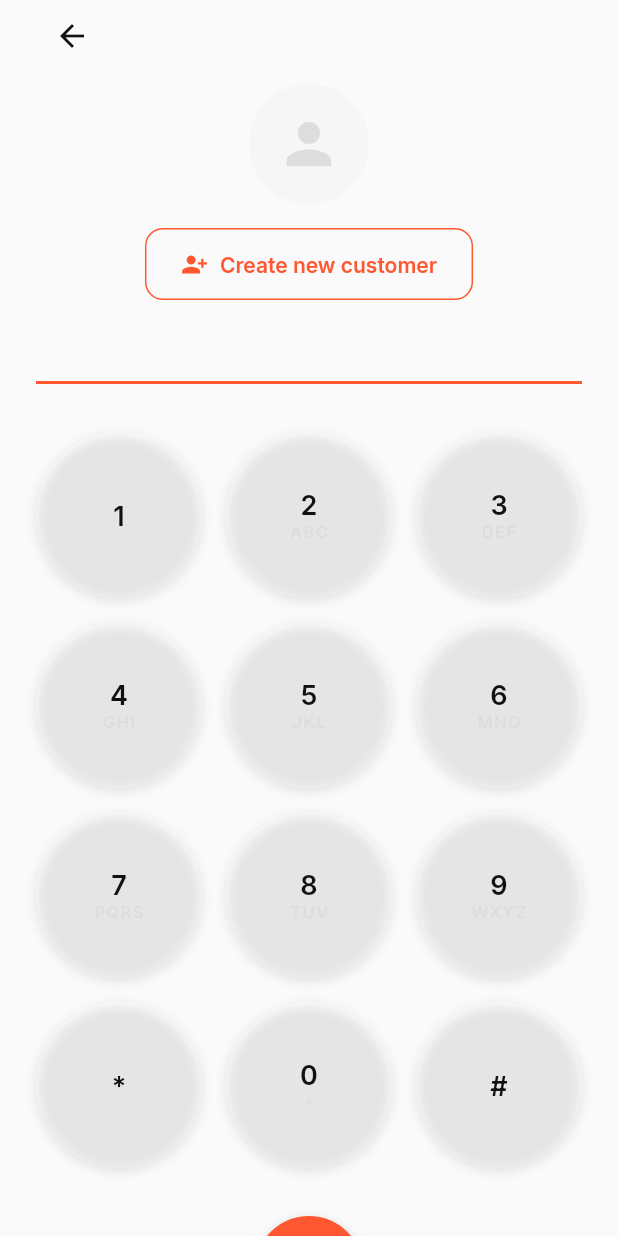
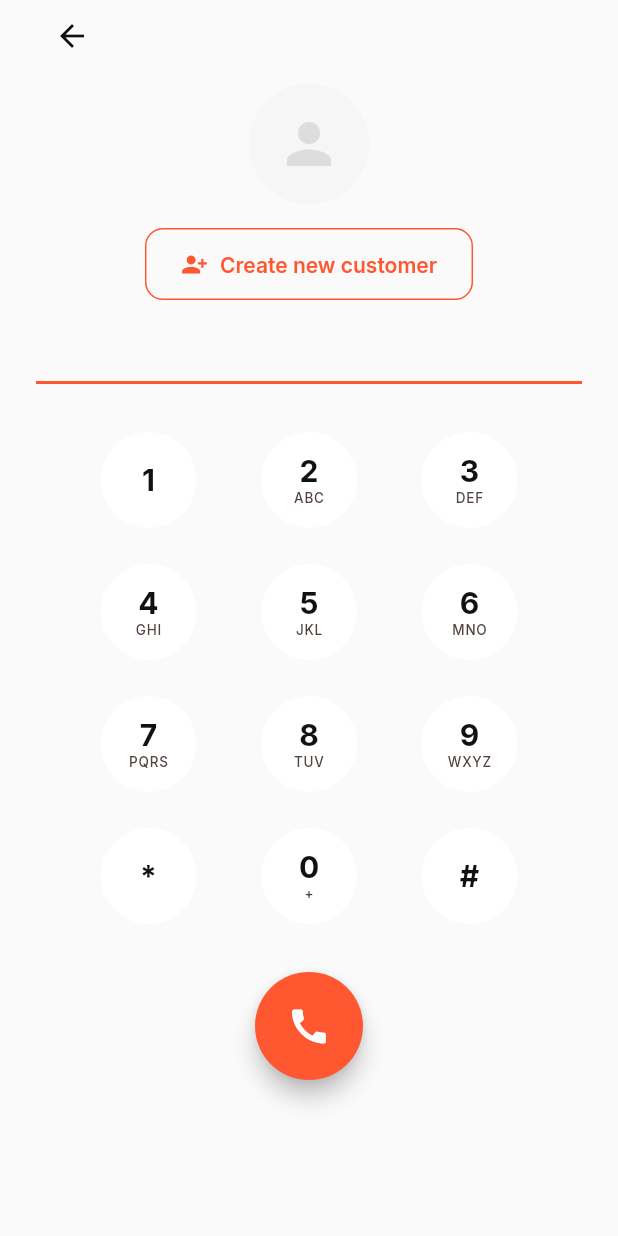
Before and after one commit to igobackend6/CRM, a Flutter app: the DialerScreen screen opened by its route, on a phone screen of 412 x 824 dp. Run offline on Flutter 3.47's test engine with Material 3 defaults, Android fonts, the phone set to English and light mode, and no system bars; our stand-ins replace dio, file_picker, flutter_dotenv, flutter_riverpod, flutter_secure_storage, go_router and 1 more; accounts and stored records are empty; network calls fail.

Commit message:
Shrink the dialer keypad to match the reference's proportions
GridView.count was stretching each key to fill the row -- ~93dp
circles with a smudged, oversized look at odds with the reference's
compact, well-spaced pad. Replaced with fixed 64dp circles in
spaceEvenly Rows (one per row of 3) instead, and dropped the box
shadow that read as haze at the larger size, since flat white-on-grey
gives enough contrast on its own.

Verified live on device: pad now fits fully on one screen without
scrolling, letters (ABC/DEF/...) read clearly, and hit-testing still
lands cleanly on each key at the smaller size.

Flutter 527 passed, flutter analyze clean.

Co-Authored-By: Claude Sonnet 5 <noreply@anthropic.com>

```diff
--- a/mobile/lib/features/dialer/presentation/screens/dialer_screen.dart
+++ b/mobile/lib/features/dialer/presentation/screens/dialer_screen.dart
@@ -4,9 +4,15 @@ import 'package:go_router/go_router.dart';
 
 import '../../../../core/router/route_paths.dart';
 import '../../../../core/theme/app_colors.dart';
-import '../../../../core/theme/app_shadows.dart';
 import '../../../../core/theme/app_spacing.dart';
 import '../providers/dialer_providers.dart';
+
+/// Diameter of one keypad circle. Fixed rather than GridView-derived
+/// (which stretched each circle to fill the row, reading as oversized
+/// and shadow-smudged against the reference) so the pad reads as
+/// compact digits-in-circles with real breathing room around them,
+/// same as the reference screenshot.
+const _kKeySize = 64.0;
 
 /// The bottom nav's center call FAB destination — a full-screen dialer
 /// matching the reference screenshot's own layout: back arrow, a
@@ -135,15 +141,16 @@ class _DialerScreenState extends ConsumerState<DialerScreen> {
               ),
               Container(height: 2, color: AppColors.brandOrange),
               const SizedBox(height: AppSpacing.xl),
-              GridView.count(
-                shrinkWrap: true,
-                physics: const NeverScrollableScrollPhysics(),
-                crossAxisCount: 3,
-                mainAxisSpacing: AppSpacing.md,
-                crossAxisSpacing: AppSpacing.md,
-                childAspectRatio: 1,
-                children: [for (final key in _kKeys) _KeypadButton(keyDef: key, onTap: () => _append(key.digit))],
+              for (var row = 0; row < _kKeys.length; row += 3) ...[
+                if (row > 0) const SizedBox(height: AppSpacing.lg),
+                Row(
+                  mainAxisAlignment: MainAxisAlignment.spaceEvenly,
+                  children: [
+                    for (final key in _kKeys.skip(row).take(3))
+                      _KeypadButton(keyDef: key, onTap: () => _append(key.digit)),
+                  ],
                 ),
+              ],
               const SizedBox(height: AppSpacing.xl),
               _CallButton(onPressed: _call),
               const SizedBox(height: AppSpacing.lg),
@@ -164,25 +171,27 @@ class _KeypadButton extends StatelessWidget {
   @override
   Widget build(BuildContext context) {
     final theme = Theme.of(context);
-    return Material(
+    return SizedBox(
+      width: _kKeySize,
+      height: _kKeySize,
+      child: Material(
         color: theme.colorScheme.surface,
         shape: const CircleBorder(),
         child: InkWell(
           customBorder: const CircleBorder(),
           onTap: onTap,
-        child: DecoratedBox(
-          decoration: const BoxDecoration(shape: BoxShape.circle, boxShadow: AppShadows.small),
           child: Center(
             child: Column(
               mainAxisSize: MainAxisSize.min,
               children: [
-                Text(keyDef.digit, style: theme.textTheme.headlineSmall),
+                Text(keyDef.digit, style: theme.textTheme.titleLarge),
                 if (keyDef.letters.isNotEmpty)
                   Text(
                     keyDef.letters,
                     style: theme.textTheme.labelSmall?.copyWith(
-                      color: theme.colorScheme.outline,
-                      letterSpacing: 1,
+                      color: theme.colorScheme.onSurfaceVariant,
+                      fontSize: 9,
+                      letterSpacing: 0.5,
                     ),
                   ),
               ],
```
Lines whose indentation alone changed are shown as unchanged.
